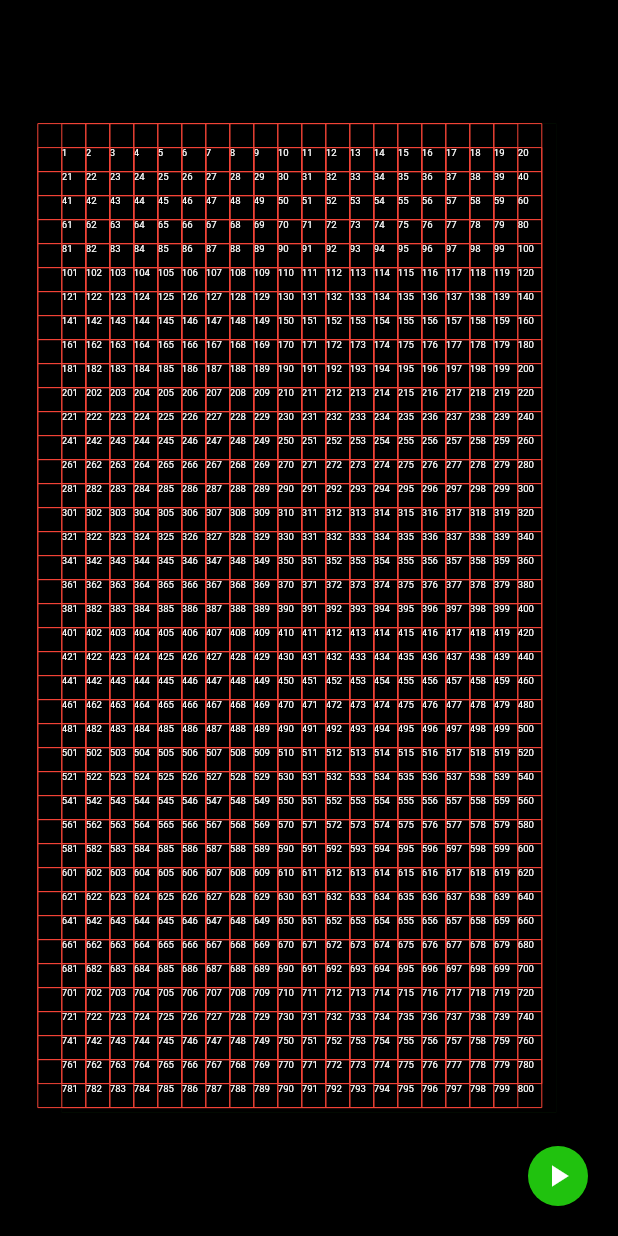
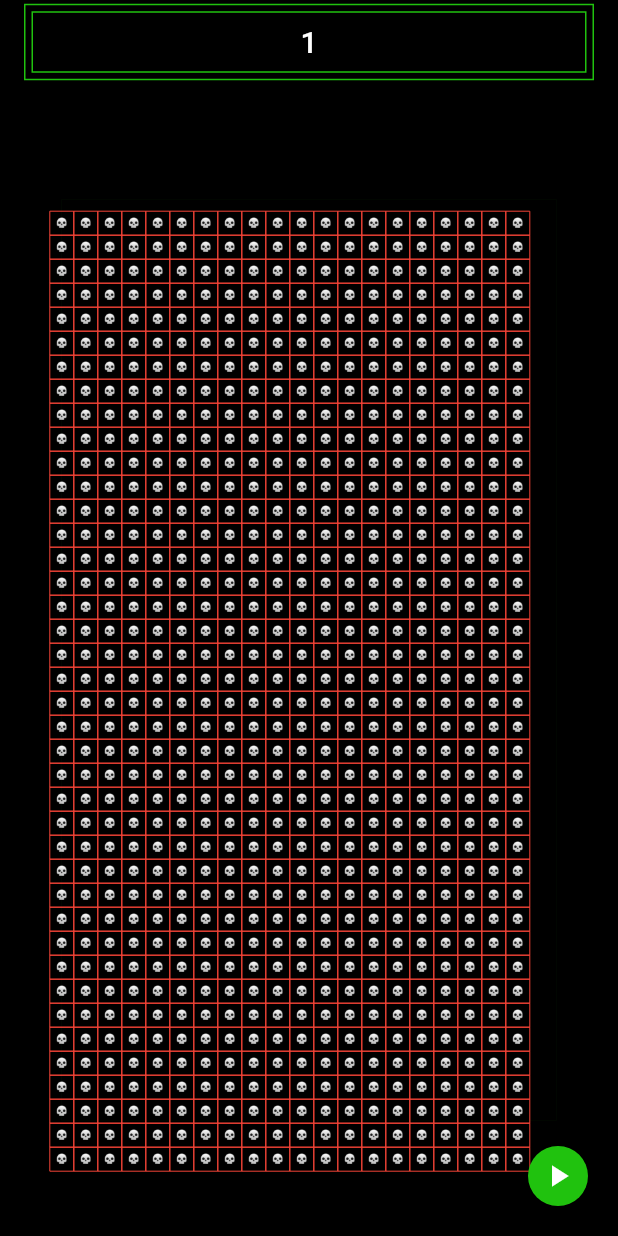
Before and after one commit to victoreronmosele/game-of-life, a Flutter app: the screen it shows after launch, on a phone screen of 412 x 824 dp. Run offline on Flutter 3.47's test engine with Material 2 defaults, Android fonts, the phone set to English and light mode, and no system bars.

Commit message:
Update animation and center skull emoji in grid

```diff
--- a/lib/ui/screens/game_screen.dart
+++ b/lib/ui/screens/game_screen.dart
@@ -12,34 +12,55 @@ class GameScreen extends StatefulWidget {
   _GameScreenState createState() => _GameScreenState();
 }
 
-class _GameScreenState extends State<GameScreen>
-    with SingleTickerProviderStateMixin {
+class _GameScreenState extends State<GameScreen> with TickerProviderStateMixin {
   final double _screenPadding = 8.0;
-  final double _boxHeightDimension = 20;
+  final double _boxHeightDimension = 20.0;
   final Duration _interval = Duration(milliseconds: 500);
 
   List<Cell> _listOfCells = [];
   int _generation = 0;
   bool _isGameRunning;
-  bool _minimizeGame;
+
   DragUpdateDetails _dragUpdateDetails;
   Timer _gameTimer;
 
-  AnimationController _animationController;
-  Animation<Color> _colorAnimation;
   final ColorTween _colorTween =
       ColorTween(begin: AppColors.hackerGreen, end: AppColors.red);
+  AnimationController _colorAnimationController;
+  Animation<Color> _colorAnimation;
+
+  final Tween<double> _scaleTween = Tween<double>(begin: 0.8, end: 1.0);
+  AnimationController _scaleAnimationController;
+  Animation<double> _scaleAnimation;
+
+  //Defaults to true
+  ValueNotifier<bool> _minimizeGame = ValueNotifier(true);
 
   @override
   void initState() {
     super.initState();
 
-    _animationController =
+    _colorAnimationController =
         AnimationController(vsync: this, duration: Duration(seconds: 1));
-    _colorAnimation = _colorTween.animate(_animationController);
+    _colorAnimation = _colorTween.animate(_colorAnimationController);
+
+    _scaleAnimationController =
+        AnimationController(vsync: this, duration: Duration(seconds: 1));
+    _scaleAnimation = _scaleTween.animate(_scaleAnimationController);
+    _scaleAnimation.addStatusListener((AnimationStatus animationStatus) {
+      if (animationStatus == AnimationStatus.completed) {
+        _minimizeGame.value = false;
+      }
+
+      if (animationStatus == AnimationStatus.dismissed) {
+        _minimizeGame.value = true;
+      }
+    });
+
+    _scaleAnimationController.reverse();
 
     _isGameRunning = false;
-    _minimizeGame = true;
+
     WidgetsBinding.instance.addPostFrameCallback(getListOfCells);
   }
 
@@ -47,7 +68,7 @@ class _GameScreenState extends State<GameScreen>
     if (_isGameRunning) {
       _gameTimer?.cancel();
 
-      await _animationController.reverse();
+      await _colorAnimationController.reverse();
 
       setState(() {
         _isGameRunning = false;
@@ -58,7 +79,7 @@ class _GameScreenState extends State<GameScreen>
             Timer.periodic(_interval, (Timer t) => _runThroughGeneration());
       }
 
-      await _animationController.forward();
+      await _colorAnimationController.forward();
 
       setState(() {
         _isGameRunning = true;
@@ -101,8 +122,6 @@ class _GameScreenState extends State<GameScreen>
     final int numberOfBoxColumns =
         MediaQuery.of(context).size.width ~/ _boxHeightDimension;
 
-    final double halfBoxHeightDimension = _boxHeightDimension / 2;
-
     for (var rowIndex = 1; rowIndex < numberOfBoxRows; rowIndex++) {
       num dy = rowIndex * _boxHeightDimension;
       for (var columnIndex = 0;
@@ -112,9 +131,7 @@ class _GameScreenState extends State<GameScreen>
         Offset offset = Offset(dx, dy);
 
         _listOfCells.add(Cell(
-            // Random().nextBool()
-            // ? CellState.alive :
-
+            // Random().nextBool() ? CellState.alive :
             CellState.dead,
             offset));
       }
@@ -130,34 +147,34 @@ class _GameScreenState extends State<GameScreen>
     return SafeArea(
       child: Scaffold(
         backgroundColor: AppColors.black,
-        // appBar: AppBar(
-        //   automaticallyImplyLeading: false,
-        //   backgroundColor: AppColors.transparent,
-        //   elevation: 0.0,
-        //   title: Container(
-        //     decoration: BoxDecoration(
-        //       border: Border.all(color: AppColors.hackerGreen),
-        //     ),
-        //     child: Padding(
-        //       padding: const EdgeInsets.all(4.0),
-        //       child: Container(
-        //         decoration: BoxDecoration(
-        //             border: Border.all(
-        //           color: AppColors.hackerGreen,
-        //         )),
-        //         child: Padding(
-        //           padding: const EdgeInsets.all(8.0),
-        //           child: Center(
-        //             child: Text(
-        //               _generation.toString(),
-        //               style: TextStyle(color: AppColors.white),
-        //             ),
-        //           ),
-        //         ),
-        //       ),
-        //     ),
-        //   ),
-        // ),
+        appBar: AppBar(
+          automaticallyImplyLeading: false,
+          backgroundColor: AppColors.transparent,
+          elevation: 0.0,
+          title: Container(
+            decoration: BoxDecoration(
+              border: Border.all(color: AppColors.hackerGreen),
+            ),
+            child: Padding(
+              padding: const EdgeInsets.all(4.0),
+              child: Container(
+                decoration: BoxDecoration(
+                    border: Border.all(
+                  color: AppColors.hackerGreen,
+                )),
+                child: Padding(
+                  padding: const EdgeInsets.all(8.0),
+                  child: Center(
+                    child: Text(
+                      _generation.toString(),
+                      style: TextStyle(color: AppColors.white),
+                    ),
+                  ),
+                ),
+              ),
+            ),
+          ),
+        ),
         body: Padding(
           padding: const EdgeInsets.all(0.0),
           child: GestureDetector(
@@ -166,15 +183,15 @@ class _GameScreenState extends State<GameScreen>
             },
             onVerticalDragEnd: (DragEndDetails dragEndDetails) {
               if (_isVerticalDragDirectionNegative()) {
-                _minimizeGame = true;
+                _scaleAnimationController.reverse();
               } else {
-                _minimizeGame = false;
+                _scaleAnimationController.forward();
               }
-
-              setState(() {});
             },
-            child: Transform.scale(
-              scale: _minimizeGame ? 0.8 : 1.0,
+            child: AnimatedBuilder(
+              animation: _scaleAnimation,
+              builder: (BuildContext context, child) =>
+                  Transform.scale(scale: _scaleAnimation.value, child: child),
               child: Container(
                 color: _colorAnimation.value.withOpacity(0.2),
                 child: Container(
@@ -189,17 +206,22 @@ class _GameScreenState extends State<GameScreen>
             ),
           ),
         ),
-        floatingActionButton: AnimatedOpacity(
+        floatingActionButton: ValueListenableBuilder(
+          builder: (BuildContext context, _, Widget child) {
+            return AnimatedOpacity(
               duration: Duration(seconds: 1),
-          opacity: _minimizeGame ? 1.0 : 0.0,
+              opacity: _minimizeGame.value ? 1.0 : 0.0,
               child: FloatingActionButton(
                 backgroundColor: _colorAnimation.value,
                 foregroundColor: AppColors.white,
                 mini: true,
-            onPressed: _minimizeGame ? _toggleGameState : null,
+                onPressed: _minimizeGame.value ? _toggleGameState : null,
                 tooltip: 'Start Game',
                 child: Icon(_buildPlayPauseButton()),
               ),
+            );
+          },
+          valueListenable: _minimizeGame,
         ),
       ),
     );
@@ -231,6 +253,7 @@ class _GameScreenState extends State<GameScreen>
 
 int i = 0;
 
+@immutable
 class GameOfLifePainter extends CustomPainter {
   final Cell cell;
   final double boxHeight;
@@ -242,28 +265,24 @@ class GameOfLifePainter extends CustomPainter {
     ..color = AppColors.red
     ..style = PaintingStyle.stroke;
 
-  GameOfLifePainter({@required this.cell, @required this.boxHeight});
+  const GameOfLifePainter({@required this.cell, @required this.boxHeight});
 
   @override
   void paint(Canvas canvas, Size size) {
     i++;
-    print(i);
-    drawGrid(
-      canvas: canvas,
-      size: size,
-    );
+    _drawBox(canvas: canvas, size: size, cell: cell);
   }
 
-  void drawGrid({
-    @required Canvas canvas,
-    @required Size size,
-  }) {
-    CellState currentCellState = cell.cellState;
+  void _drawBox(
+      {@required Canvas canvas, @required Size size, @required Cell cell}) {
+    final CellState currentCellState = cell.cellState;
     final paint =
         currentCellState == CellState.alive ? _aliveCellPaint : _deadCellPaint;
 
-    Offset centerPoint = cell.point;
-    Rect rect = Rect.fromCircle(center: centerPoint, radius: boxHeight);
+    final Offset cellPoint = cell.point;
+    final Offset centerPoint = Offset(cellPoint.dx, cellPoint.dy);
+
+    Rect rect = Rect.fromCircle(center: centerPoint, radius: boxHeight / 2);
     canvas.drawRect(rect, paint);
 
     if (currentCellState == CellState.dead) {
@@ -272,7 +291,7 @@ class GameOfLifePainter extends CustomPainter {
         fontSize: 8,
       );
       final textSpan = TextSpan(
-        text: i.toString(),
+        text: '💀',
         style: textStyle,
       );
       final textPainter = TextPainter(
@@ -285,12 +304,23 @@ class GameOfLifePainter extends CustomPainter {
         maxWidth: size.width,
       );
 
-      textPainter.paint(canvas, centerPoint);
+      Offset textOffset = Offset(
+          centerPoint.dx - boxHeight / 4, centerPoint.dy - boxHeight / 4);
+
+      textPainter.paint(canvas, textOffset);
     }
   }
 
+  bool _isCellStateChanged({@required CellState oldCellState}) =>
+      oldCellState != cell.cellState;
+
   @override
   bool shouldRepaint(GameOfLifePainter oldDelegate) {
-    return true;
+    bool isCellStateChanged =
+        _isCellStateChanged(oldCellState: oldDelegate.cell.cellState);
+    print('old state ==> ${oldDelegate.cell.cellState}');
+    print('new state ==> ${cell.cellState}');
+    print(isCellStateChanged);
+    return true; //isCellStateChanged;
   }
 }
```
Lines whose indentation alone changed are shown as unchanged.
